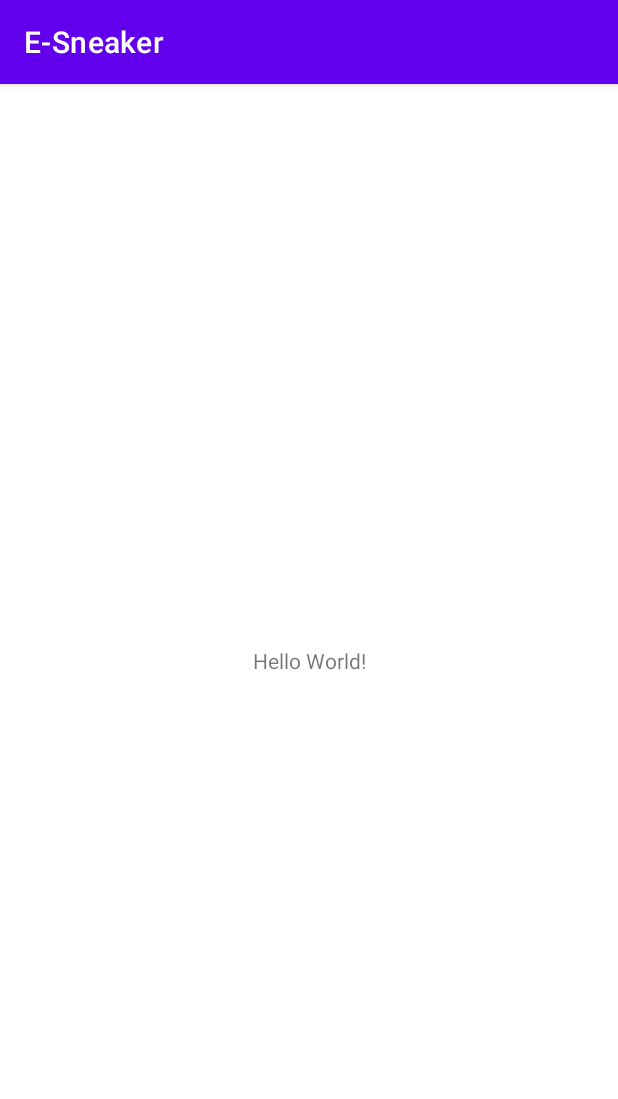
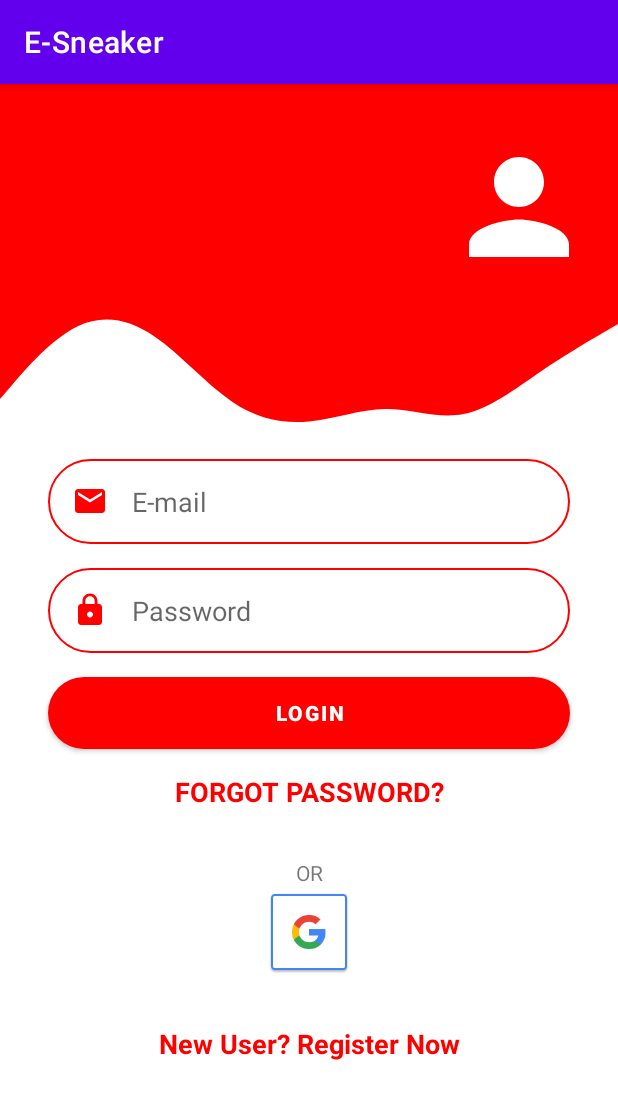
Before and after one commit to JuanTrebolle/E-Sneaker, an Android app: the screen it shows after launch (MainActivity before the commit, Login after it), on a phone screen of 412 x 824 dp. Shown: the top 1099 px of the screen. Run offline under Robolectric (Android 15) with nearby library versions, the phone set to English and light mode, and no system bars.

Commit message:
Login UI

```diff
--- a/app/src/main/AndroidManifest.xml
+++ b/app/src/main/AndroidManifest.xml
@@ -8,7 +8,15 @@
         android:label="@string/app_name"
         android:supportsRtl="true"
         android:theme="@style/Theme.ESneaker">
-        <activity android:name=".MainActivity"
+        <activity android:name=".Login">
+            <intent-filter>
+                <action android:name="android.intent.action.MAIN" />
+
+                <category android:name="android.intent.category.LAUNCHER" />
+            </intent-filter>
+        </activity>
+        <activity
+            android:name=".MainActivity"
             android:theme="@style/SplashTheme">
             <intent-filter>
                 <action android:name="android.intent.action.MAIN" />
@@ -18,5 +26,4 @@
         </activity>
     </application>
 
-    <!--android:roundIcon="@mipmap/ic_launcher_round"-->
 </manifest>
--- /dev/null
+++ b/app/src/main/java/com/example/e_sneaker/Login.java
@@ -0,0 +1,14 @@
+package com.example.e_sneaker;
+
+import androidx.appcompat.app.AppCompatActivity;
+
+import android.os.Bundle;
+
+public class Login extends AppCompatActivity {
+
+    @Override
+    protected void onCreate(Bundle savedInstanceState) {
+        super.onCreate(savedInstanceState);
+        setContentView(R.layout.activity_login);
+    }
+}
--- /dev/null
+++ b/app/src/main/res/drawable/ic_email.xml
@@ -0,0 +1,5 @@
+<vector android:height="24dp" android:tint="#FF0000"
+    android:viewportHeight="24" android:viewportWidth="24"
+    android:width="24dp" xmlns:android="http://schemas.android.com/apk/res/android">
+    <path android:fillColor="@android:color/white" android:pathData="M20,4L4,4c-1.1,0 -1.99,0.9 -1.99,2L2,18c0,1.1 0.9,2 2,2h16c1.1,0 2,-0.9 2,-2L22,6c0,-1.1 -0.9,-2 -2,-2zM20,8l-8,5 -8,-5L4,6l8,5 8,-5v2z"/>
+</vector>
--- /dev/null
+++ b/app/src/main/res/drawable/ic_lock.xml
@@ -0,0 +1,5 @@
+<vector android:height="24dp" android:tint="@color/colorPrimary"
+    android:viewportHeight="24" android:viewportWidth="24"
+    android:width="24dp" xmlns:android="http://schemas.android.com/apk/res/android">
+    <path android:fillColor="@android:color/white" android:pathData="M18,8h-1L17,6c0,-2.76 -2.24,-5 -5,-5S7,3.24 7,6v2L6,8c-1.1,0 -2,0.9 -2,2v10c0,1.1 0.9,2 2,2h12c1.1,0 2,-0.9 2,-2L20,10c0,-1.1 -0.9,-2 -2,-2zM12,17c-1.1,0 -2,-0.9 -2,-2s0.9,-2 2,-2 2,0.9 2,2 -0.9,2 -2,2zM15.1,8L8.9,8L8.9,6c0,-1.71 1.39,-3.1 3.1,-3.1 1.71,0 3.1,1.39 3.1,3.1v2z"/>
+</vector>
--- /dev/null
+++ b/app/src/main/res/drawable/ic_person.xml
@@ -0,0 +1,5 @@
+<vector android:height="100dp" android:tint="@color/white"
+    android:viewportHeight="24" android:viewportWidth="24"
+    android:width="100dp" xmlns:android="http://schemas.android.com/apk/res/android">
+    <path android:fillColor="@android:color/white" android:pathData="M12,12c2.21,0 4,-1.79 4,-4s-1.79,-4 -4,-4 -4,1.79 -4,4 1.79,4 4,4zM12,14c-2.67,0 -8,1.34 -8,4v2h16v-2c0,-2.66 -5.33,-4 -8,-4z"/>
+</vector>
--- /dev/null
+++ b/app/src/main/res/drawable/ic_wave.xml
@@ -0,0 +1,9 @@
+<vector xmlns:android="http://schemas.android.com/apk/res/android"
+    android:width="1440dp"
+    android:height="320dp"
+    android:viewportWidth="1440"
+    android:viewportHeight="320">
+  <path
+      android:pathData="M0,192L30,160C60,128 120,64 180,37.3C240,11 300,21 360,58.7C420,96 480,160 540,197.3C600,235 660,245 720,240C780,235 840,213 900,213.3C960,213 1020,235 1080,224C1140,213 1200,171 1260,133.3C1320,96 1380,64 1410,48L1440,32L1440,0L1410,0C1380,0 1320,0 1260,0C1200,0 1140,0 1080,0C1020,0 960,0 900,0C840,0 780,0 720,0C660,0 600,0 540,0C480,0 420,0 360,0C300,0 240,0 180,0C120,0 60,0 30,0L0,0Z"
+      android:fillColor="#ff0000"/>
+</vector>
--- /dev/null
+++ b/app/src/main/res/drawable/round_bg.xml
@@ -0,0 +1,5 @@
+<?xml version="1.0" encoding="utf-8"?>
+<shape xmlns:android="http://schemas.android.com/apk/res/android">
+    <solid android:color="@color/colorPrimary"/>
+    <corners android:radius="100dp"/>
+</shape>
--- /dev/null
+++ b/app/src/main/res/drawable/round_border.xml
@@ -0,0 +1,6 @@
+<?xml version="1.0" encoding="utf-8"?>
+<shape android:shape="rectangle" xmlns:android="http://schemas.android.com/apk/res/android">
+    <stroke android:color="@color/colorPrimary"
+        android:width="1dp"/>
+    <corners android:radius="100dp"/>
+</shape>
--- /dev/null
+++ b/app/src/main/res/layout/activity_login.xml
@@ -0,0 +1,161 @@
+<?xml version="1.0" encoding="utf-8"?>
+<androidx.constraintlayout.widget.ConstraintLayout xmlns:android="http://schemas.android.com/apk/res/android"
+    xmlns:app="http://schemas.android.com/apk/res-auto"
+    xmlns:tools="http://schemas.android.com/tools"
+    android:layout_width="match_parent"
+    android:layout_height="match_parent"
+    android:background="#FFFFFF"
+    tools:context=".Login">
+
+    <View
+        android:id="@+id/view2"
+        android:layout_width="0dp"
+        android:layout_height="100dp"
+        android:background="@drawable/ic_wave"
+        app:layout_constraintEnd_toEndOf="parent"
+        app:layout_constraintStart_toStartOf="parent"
+        app:layout_constraintTop_toBottomOf="@+id/topView" />
+
+    <View
+        android:id="@+id/topView"
+        android:layout_width="0dp"
+        android:layout_height="150dp"
+        android:background="@color/colorPrimary"
+        app:layout_constraintEnd_toEndOf="parent"
+        app:layout_constraintStart_toStartOf="parent"
+        app:layout_constraintTop_toTopOf="parent" />
+
+    <ImageView
+        android:id="@+id/imageView2"
+        android:layout_width="wrap_content"
+        android:layout_height="wrap_content"
+        android:layout_marginTop="32dp"
+        android:layout_marginEnd="16dp"
+        android:layout_marginRight="16dp"
+        app:layout_constraintEnd_toEndOf="parent"
+        app:layout_constraintTop_toTopOf="parent"
+        app:srcCompat="@drawable/ic_person" />
+
+    <EditText
+        android:id="@+id/inputEmail"
+        android:layout_width="0dp"
+        android:layout_height="wrap_content"
+        android:layout_marginStart="32dp"
+        android:layout_marginLeft="32dp"
+        android:layout_marginEnd="32dp"
+        android:layout_marginRight="32dp"
+        android:background="@drawable/round_border"
+        android:drawableStart="@drawable/ic_email"
+        android:drawablePadding="16dp"
+        android:ems="10"
+        android:hint="E-mail"
+        android:inputType="textPersonName"
+        android:padding="16dp"
+        app:layout_constraintEnd_toEndOf="parent"
+        app:layout_constraintStart_toStartOf="parent"
+        app:layout_constraintTop_toBottomOf="@+id/view2" />
+
+    <EditText
+        android:id="@+id/inputPassword"
+        android:layout_width="0dp"
+        android:layout_height="wrap_content"
+        android:layout_marginStart="32dp"
+        android:layout_marginLeft="32dp"
+        android:layout_marginTop="16dp"
+        android:layout_marginEnd="32dp"
+        android:layout_marginRight="32dp"
+        android:background="@drawable/round_border"
+        android:drawableStart="@drawable/ic_lock"
+        android:drawablePadding="16dp"
+        android:ems="10"
+        android:hint="Password"
+        android:inputType="textPassword"
+        android:padding="16dp"
+        app:layout_constraintEnd_toEndOf="parent"
+        app:layout_constraintStart_toStartOf="parent"
+        app:layout_constraintTop_toBottomOf="@+id/inputEmail" />
+
+    <Button
+        android:id="@+id/loginButton"
+        android:layout_width="0dp"
+        android:layout_height="wrap_content"
+        android:layout_marginStart="32dp"
+        android:layout_marginLeft="32dp"
+        android:layout_marginTop="16dp"
+        android:layout_marginEnd="32dp"
+        android:layout_marginRight="32dp"
+        android:background="@drawable/round_bg"
+        android:text="LOGIN"
+        android:textStyle="bold"
+        app:backgroundTint="@color/colorPrimary"
+        app:layout_constraintEnd_toEndOf="parent"
+        app:layout_constraintStart_toStartOf="parent"
+        app:layout_constraintTop_toBottomOf="@+id/inputPassword" />
+
+    <TextView
+        android:id="@+id/forgotPasswordTextView"
+        android:layout_width="wrap_content"
+        android:layout_height="wrap_content"
+        android:layout_marginStart="32dp"
+        android:layout_marginLeft="32dp"
+        android:layout_marginTop="16dp"
+        android:layout_marginEnd="32dp"
+        android:layout_marginRight="32dp"
+        android:text="FORGOT PASSWORD?"
+        android:textColor="@color/colorPrimary"
+        android:textSize="18sp"
+        android:textStyle="bold"
+        app:layout_constraintEnd_toEndOf="parent"
+        app:layout_constraintStart_toStartOf="parent"
+        app:layout_constraintTop_toBottomOf="@+id/loginButton" />
+
+    <TextView
+        android:id="@+id/textView2"
+        android:layout_width="wrap_content"
+        android:layout_height="wrap_content"
+        android:layout_marginStart="32dp"
+        android:layout_marginLeft="32dp"
+        android:layout_marginTop="32dp"
+        android:layout_marginEnd="32dp"
+        android:layout_marginRight="32dp"
+        android:text="OR"
+        app:layout_constraintEnd_toEndOf="parent"
+        app:layout_constraintStart_toStartOf="parent"
+        app:layout_constraintTop_toBottomOf="@+id/forgotPasswordTextView" />
+
+    <LinearLayout
+        android:id="@+id/linearLayout"
+        android:layout_width="0dp"
+        android:layout_height="60dp"
+        android:orientation="horizontal"
+        app:layout_constraintEnd_toEndOf="parent"
+        app:layout_constraintStart_toStartOf="parent"
+        app:layout_constraintTop_toBottomOf="@+id/textView2">
+
+        <ImageView
+            android:id="@+id/imageView6"
+            android:layout_width="wrap_content"
+            android:layout_height="wrap_content"
+            android:layout_weight="1"
+            app:srcCompat="@drawable/btn_google_dark_normal_xxhdpi" />
+
+    </LinearLayout>
+
+    <TextView
+        android:id="@+id/goToResgister"
+        android:layout_width="wrap_content"
+        android:layout_height="wrap_content"
+        android:layout_marginStart="32dp"
+        android:layout_marginLeft="32dp"
+        android:layout_marginTop="32dp"
+        android:layout_marginEnd="32dp"
+        android:layout_marginRight="32dp"
+        android:layout_weight="1"
+        android:text="New User? Register Now"
+        android:textColor="@color/colorPrimary"
+        android:textSize="18sp"
+        android:textStyle="bold"
+        app:layout_constraintEnd_toEndOf="parent"
+        app:layout_constraintStart_toStartOf="parent"
+        app:layout_constraintTop_toBottomOf="@+id/linearLayout" />
+</androidx.constraintlayout.widget.ConstraintLayout>
--- a/app/src/main/res/values/colors.xml
+++ b/app/src/main/res/values/colors.xml
@@ -1,6 +1,6 @@
 <?xml version="1.0" encoding="utf-8"?>
 <resources>
-    <color name="purple_200">#FFBB86FC</color>
+    <color name="colorPrimary">#ff0000</color>
     <color name="purple_500">#FF6200EE</color>
     <color name="purple_700">#FF3700B3</color>
     <color name="teal_200">#FF03DAC5</color>
```
Also changed, not shown: app/src/main/res/drawable/btn_google_dark_normal_xxhdpi.9.png (added).
